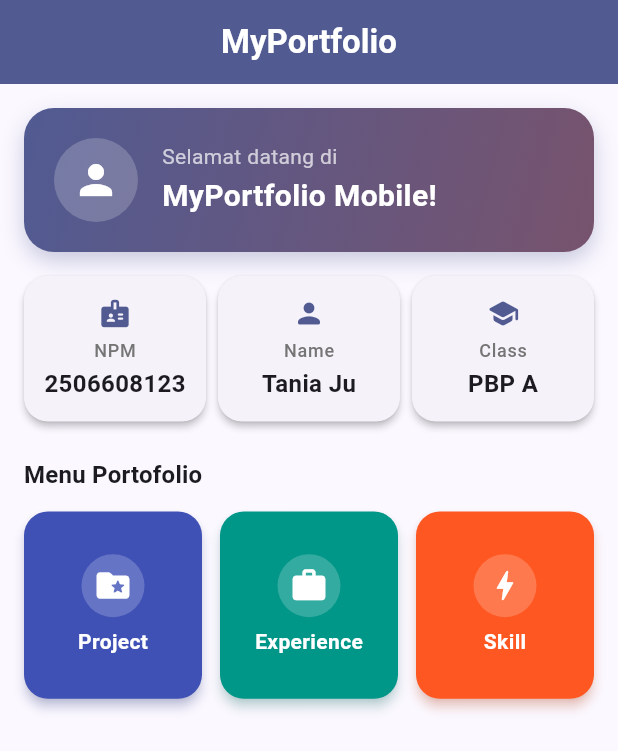
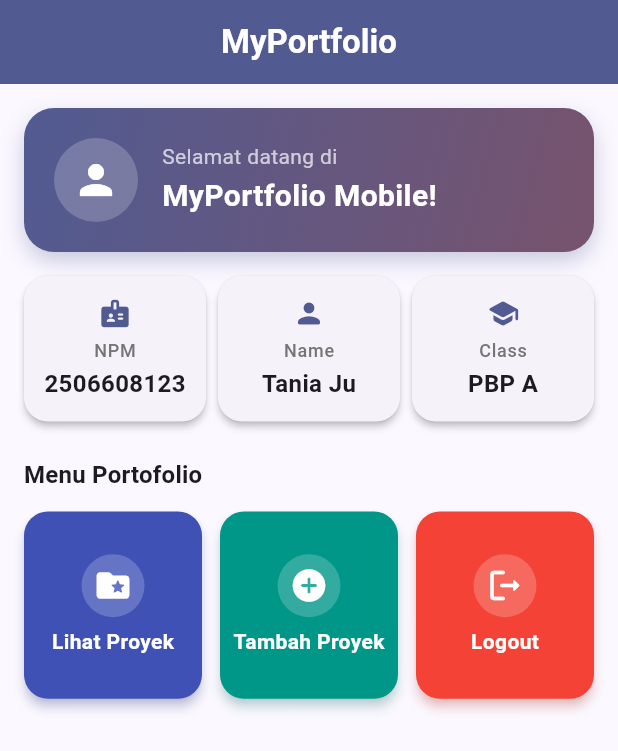
Before and after one commit to tanniajju/myportofolio_mobile, a Flutter app: the screen it shows after launch, on a phone screen of 412 x 824 dp. Shown: the top 751 px of the screen. Run offline on Flutter 3.47's test engine with Material 3 defaults, Android fonts, the phone set to English and light mode, and no system bars.

Commit message:
feat: project & logout button

```diff
--- a/lib/menu.dart
+++ b/lib/menu.dart
@@ -8,9 +8,9 @@ class MyHomePage extends StatelessWidget {
   final String kelas = "PBP A";
 
   final List<ItemHomepage> items = [
-    ItemHomepage("Project", Icons.folder_special_rounded, Colors.indigo),
-    ItemHomepage("Experience", Icons.work_rounded, Colors.teal),
-    ItemHomepage("Skill", Icons.bolt_rounded, Colors.deepOrange),
+    ItemHomepage("Lihat Proyek", Icons.folder_special_rounded, Colors.indigo),
+    ItemHomepage("Tambah Proyek", Icons.add_circle_rounded, Colors.teal),
+    ItemHomepage("Logout", Icons.logout_rounded, Colors.red),
   ];
 
   @override
```
